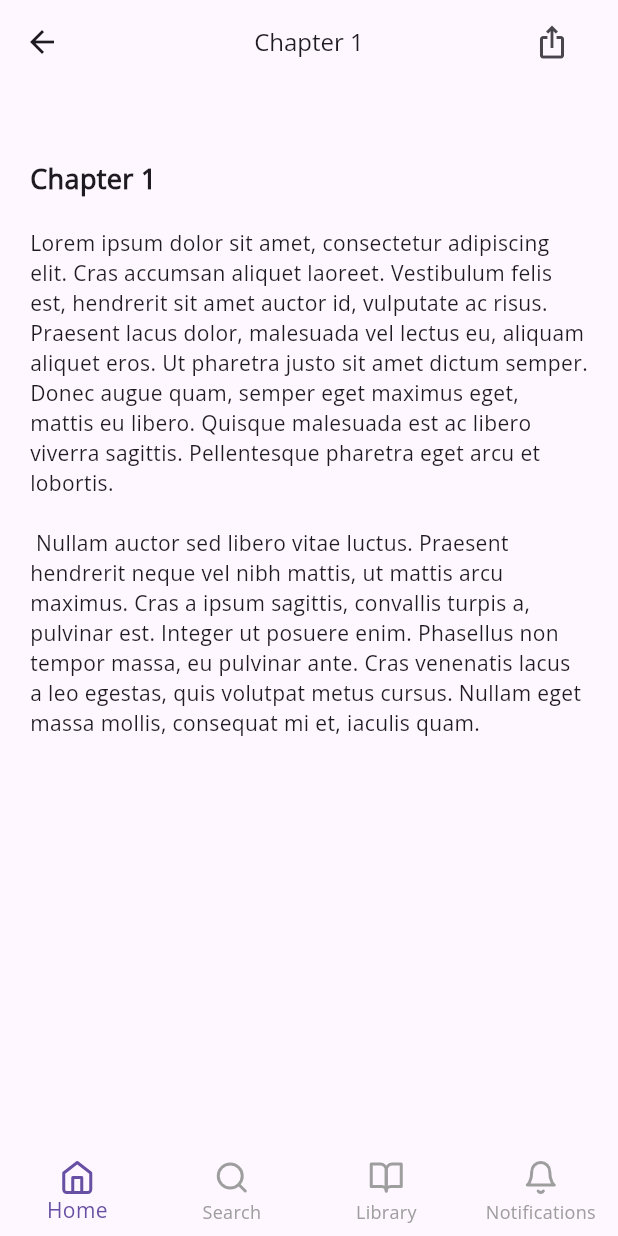
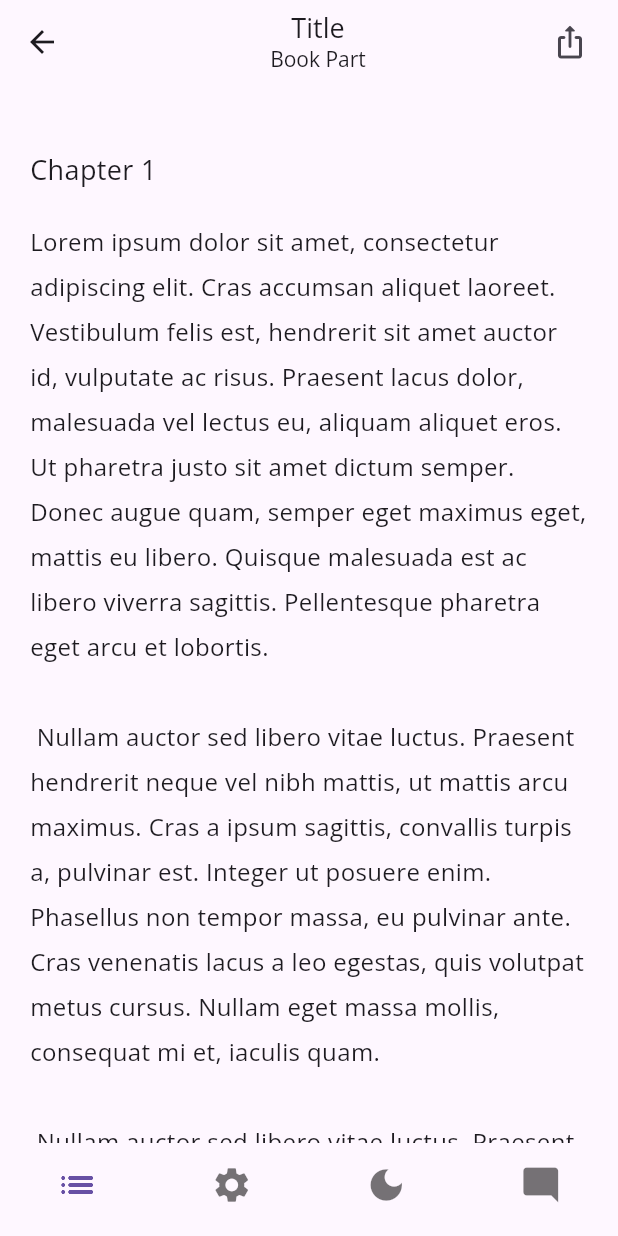
Before and after one commit to Jomar0019/JonihoneyApp, a Flutter app: the Story screen opened directly with empty values, on a phone screen of 412 x 824 dp. Run offline on Flutter 3.47's test engine with Material 3 defaults, Android fonts, the phone set to English and light mode, and no system bars.

Commit message:
Rework story screen with appear and disappear topbar and bottombar

```diff
--- a/lib/pages/bookDetail.dart
+++ b/lib/pages/bookDetail.dart
@@ -46,12 +46,12 @@ class BookDetail extends StatelessWidget {
                     children: [
                       ClipRRect(
                         borderRadius: BorderRadius.circular(12),
-                        child: Image.asset(book.imagePath, width: 180),
+                        child: Image.asset(book.imagePath, width: 160),
                       ),
                     ],
                   ),
                 ),
-                Text(book.title, style: TextStyle(fontSize: 24, fontWeight: FontWeight.bold)),
+                Text(book.title, style: TextStyle(fontSize: 20, fontWeight: FontWeight.bold)),
                 SizedBox(height: 20),
                 Row(
                   mainAxisAlignment: MainAxisAlignment.center,
@@ -80,7 +80,7 @@ class BookDetail extends StatelessWidget {
                           Text(
                             '1.2M',
                             style: TextStyle(
-                              fontSize: 16,
+                              fontSize: 14,
                               fontWeight: FontWeight.bold,
                             ),
                             textAlign: TextAlign.center,
@@ -114,7 +114,7 @@ class BookDetail extends StatelessWidget {
                           Text(
                             '5.2K',
                             style: TextStyle(
-                              fontSize: 16,
+                              fontSize: 14,
                               fontWeight: FontWeight.bold,
                             ),
                             textAlign: TextAlign.center,
@@ -142,7 +142,7 @@ class BookDetail extends StatelessWidget {
                           Text(
                             '32',
                             style: TextStyle(
-                              fontSize: 16,
+                              fontSize: 14,
                               fontWeight: FontWeight.bold,
                             ),
                             textAlign: TextAlign.center,
@@ -163,16 +163,13 @@ class BookDetail extends StatelessWidget {
                     style: ElevatedButton.styleFrom(
                       backgroundColor: Color(0xff624b81),
                       foregroundColor: Colors.white,
-                      shape: RoundedRectangleBorder(
-                        borderRadius: BorderRadius.circular(5)
-                      )
                     ),
                     onPressed: () {
                       Navigator.push(context, MaterialPageRoute(builder: (context) => Story(book: book)));
                     },
                     child: Text(
                       'Start Reading',
-                      style: TextStyle(fontSize: 18),
+                      style: TextStyle(fontSize: 16),
                     ),
                   ),
                 ),
@@ -183,7 +180,7 @@ class BookDetail extends StatelessWidget {
                   padding: const EdgeInsets.only(left: 20, right: 20),
                   child: Text(
                     book.summary,
-                    style: TextStyle(height: 1.6, fontSize: 16),
+                    style: TextStyle(height: 1.8, fontSize: 16),
                   ),
                 ),
 
--- a/lib/pages/story.dart
+++ b/lib/pages/story.dart
@@ -1,5 +1,4 @@
 import 'package:flutter/material.dart';
-import 'package:flutter_svg/flutter_svg.dart';
 import 'package:jonihoney/models/books.dart';
 
 class Story extends StatefulWidget {
@@ -12,76 +11,82 @@ class Story extends StatefulWidget {
 }
 
 class _StoryState extends State<Story> {
-  int _selectedIndex = 0;
-  bool _barsVisible = true;
 
-  void _onItemTapped(int index) {
+  bool _areBarsVisible = true;
+
+
+  void _toggleBars() {
     setState(() {
-      _selectedIndex = index;
+      _areBarsVisible = !_areBarsVisible;
     });
   }
 
-  void _toggleBars() {
-    setState(() {
-      _barsVisible = !_barsVisible;
-    });
-  }
 
   @override
   Widget build(BuildContext context) {
     // A list of widgets to display as the body for each tab.
-    final List<Widget> pageOptions = [
-      // The original body for the first tab
-      CustomScrollView(
-        slivers: <Widget>[
-          if (_barsVisible)
-            SliverAppBar(
-              floating: true,
-              snap: true,
-              leading: IconButton(
-                onPressed: () {
-                  Navigator.pop(context);
-                },
-                icon: const Icon(Icons.arrow_back),
+    return Scaffold(
+      body: Stack(
+        children: [
+          GestureDetector(
+            onTap: _toggleBars,
+            child: SingleChildScrollView(
+              padding: const EdgeInsets.only(left: 20, right: 20, top: 100),
+              child: Column(
+                crossAxisAlignment: CrossAxisAlignment.start,
+                children: [
+                  Text("Chapter 1", style: TextStyle(fontSize: 18)),
+                  SizedBox(height: 20),
+                  Text(
+                    "Lorem ipsum dolor sit amet, consectetur adipiscing elit. Cras accumsan aliquet laoreet. Vestibulum felis est, hendrerit sit amet auctor id, vulputate ac risus. Praesent lacus dolor, malesuada vel lectus eu, aliquam aliquet eros. Ut pharetra justo sit amet dictum semper. Donec augue quam, semper eget maximus eget, mattis eu libero. Quisque malesuada est ac libero viverra sagittis. Pellentesque pharetra eget arcu et lobortis. \n \n Nullam auctor sed libero vitae luctus. Praesent hendrerit neque vel nibh mattis, ut mattis arcu maximus. Cras a ipsum sagittis, convallis turpis a, pulvinar est. Integer ut posuere enim. Phasellus non tempor massa, eu pulvinar ante. Cras venenatis lacus a leo egestas, quis volutpat metus cursus. Nullam eget massa mollis, consequat mi et, iaculis quam. \n \n Nullam auctor sed libero vitae luctus. Praesent hendrerit neque vel nibh mattis, ut mattis arcu maximus. Cras a ipsum sagittis, convallis turpis a, pulvinar est. Integer ut posuere enim. Phasellus non tempor massa, eu pulvinar ante. Cras venenatis lacus a leo egestas, quis volutpat metus cursus. Nullam eget massa mollis, consequat mi et, iaculis quam",
+                    style: TextStyle(height: 1.9, fontSize: 16),
+                  ),
+                  SizedBox(height: 100)
+                ],
               ),
-              title: Text('Chapter 1', style: TextStyle(fontSize: 16),),
-              centerTitle: true,
-              actions: [
-                Padding(
-                  padding: const EdgeInsets.only(right: 20),
-                  child: IconButton(
-                    onPressed: () {},
-                    icon: const Icon(Icons.ios_share),
+            ),
+          ),
+
+          // Top Bar
+          AnimatedOpacity(
+            opacity: _areBarsVisible ? 1 : 0,
+            duration: const Duration(milliseconds: 250),
+            child: Container(
+              height: 100,
+              child: AppBar(
+                leading: const Icon(Icons.arrow_back),
+                title: Center(
+                  child: Column(
+                    children: [
+                      Text('Title', style: TextStyle(fontSize: 18)),
+                      Text('Book Part', style: TextStyle(fontSize: 14)),
+                    ],
                   ),
                 ),
-              ],
-              elevation: 0,
-              backgroundColor: Colors.transparent,
-              surfaceTintColor: Colors.transparent,
+                actions: [Padding(padding: EdgeInsets.only(right: 20),child:Icon(Icons.ios_share_rounded))],
+              ),
             ),
-          SliverToBoxAdapter(
-            child: SingleChildScrollView(
-              child: Padding(
-                padding: const EdgeInsets.only(
-                  top: 50,
-                  left: 20,
-                  right: 20,
-                  bottom: 100,
-                ),
-                child: Column(
-                  crossAxisAlignment: CrossAxisAlignment.start,
-                  children: [
-                    Text(
-                      'Chapter 1',
-                      style: TextStyle(
-                        fontSize: 18,
-                        fontWeight: FontWeight.bold,
-                      ),
-                    ),
-                    SizedBox(height: 20),
-                    Text(
-                      "Lorem ipsum dolor sit amet, consectetur adipiscing elit. Cras accumsan aliquet laoreet. Vestibulum felis est, hendrerit sit amet auctor id, vulputate ac risus. Praesent lacus dolor, malesuada vel lectus eu, aliquam aliquet eros. Ut pharetra justo sit amet dictum semper. Donec augue quam, semper eget maximus eget, mattis eu libero. Quisque malesuada est ac libero viverra sagittis. Pellentesque pharetra eget arcu et lobortis. \n \n Nullam auctor sed libero vitae luctus. Praesent hendrerit neque vel nibh mattis, ut mattis arcu maximus. Cras a ipsum sagittis, convallis turpis a, pulvinar est. Integer ut posuere enim. Phasellus non tempor massa, eu pulvinar ante. Cras venenatis lacus a leo egestas, quis volutpat metus cursus. Nullam eget massa mollis, consequat mi et, iaculis quam.",
-                    ),
+          ),
+
+          // Bottom Setting Bar
+          AnimatedOpacity(
+            opacity: _areBarsVisible ? 1 : 0,
+            duration: Duration(milliseconds: 250),
+            child: Align(
+              alignment: Alignment.bottomCenter,
+              child: Container(
+                // padding: EdgeInsets.only(bottom: 10),
+                child: BottomNavigationBar(
+                  elevation: 0,
+                  type: BottomNavigationBarType.fixed,
+                  showSelectedLabels: false,
+                  showUnselectedLabels: false,
+                  iconSize: 28,
+                  items: [
+                    BottomNavigationBarItem(icon: Icon(Icons.list_rounded,), label: ''),
+                    BottomNavigationBarItem(icon: Icon(Icons.settings), label: ''),
+                    BottomNavigationBarItem(icon: Icon(Icons.dark_mode), label: ''),
+                    BottomNavigationBarItem(icon: Icon(Icons.mode_comment_rounded), label: ''),
                   ],
                 ),
               ),
@@ -89,88 +94,6 @@ class _StoryState extends State<Story> {
           ),
         ],
       ),
-      // Placeholder pages for other tabs
-      const Center(child: Text('Search Page')),
-      const Center(child: Text('Library Page')),
-      const Center(child: Text('Notifications Page')),
-    ];
-
-    return Scaffold(
-      extendBody: true,
-      extendBodyBehindAppBar: true,
-      body: GestureDetector(
-        onTap: _toggleBars,
-        child: pageOptions.elementAt(_selectedIndex),
-      ),
-      bottomNavigationBar: IgnorePointer(
-        ignoring: !_barsVisible,
-        child: AnimatedOpacity(
-          opacity: _barsVisible ? 1.0 : 0.0,
-          duration: const Duration(milliseconds: 200),
-          child: BottomNavigationBar(
-            backgroundColor: Theme.of(
-              context,
-            ).scaffoldBackgroundColor.withOpacity(0.9),
-            items: <BottomNavigationBarItem>[
-              BottomNavigationBarItem(
-                icon: SvgPicture.asset(
-                  'assets/icons/home.svg',
-                  colorFilter: ColorFilter.mode(
-                    _selectedIndex == 0
-                        ? Theme.of(context).primaryColor
-                        : Colors.grey,
-                    BlendMode.srcIn,
-                  ),
-                ),
-                label: 'Home',
-              ),
-              BottomNavigationBarItem(
-                icon: SvgPicture.asset(
-                  'assets/icons/search.svg',
-                  colorFilter: ColorFilter.mode(
-                    _selectedIndex == 1
-                        ? Theme.of(context).primaryColor
-                        : Colors.grey,
-                    BlendMode.srcIn,
-                  ),
-                ),
-                label: 'Search',
-              ),
-              BottomNavigationBarItem(
-                icon: SvgPicture.asset(
-                  'assets/icons/book-open.svg',
-                  colorFilter: ColorFilter.mode(
-                    _selectedIndex == 2
-                        ? Theme.of(context).primaryColor
-                        : Colors.grey,
-                    BlendMode.srcIn,
-                  ),
-                ),
-                label: 'Library',
-              ),
-              BottomNavigationBarItem(
-                icon: SvgPicture.asset(
-                  'assets/icons/bell.svg',
-                  colorFilter: ColorFilter.mode(
-                    _selectedIndex == 3
-                        ? Theme.of(context).primaryColor
-                        : Colors.grey,
-                    BlendMode.srcIn,
-                  ),
-                ),
-                label: 'Notifications',
-              ),
-            ],
-            currentIndex: _selectedIndex,
-            selectedItemColor: Theme.of(context).primaryColor,
-            unselectedItemColor: Colors.grey,
-            onTap: _onItemTapped,
-            showUnselectedLabels: true,
-            elevation: 0,
-            type: BottomNavigationBarType.fixed,
-          ),
-        ),
-      ),
     );
   }
 }
```
Also changed, not shown: lib/pages/library.dart (added).
